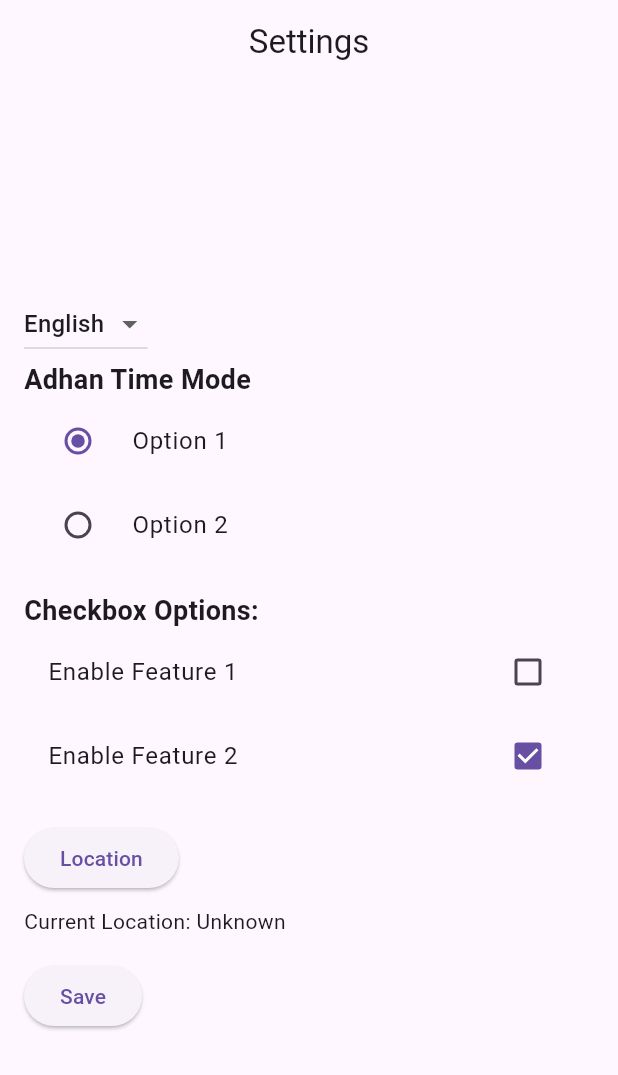
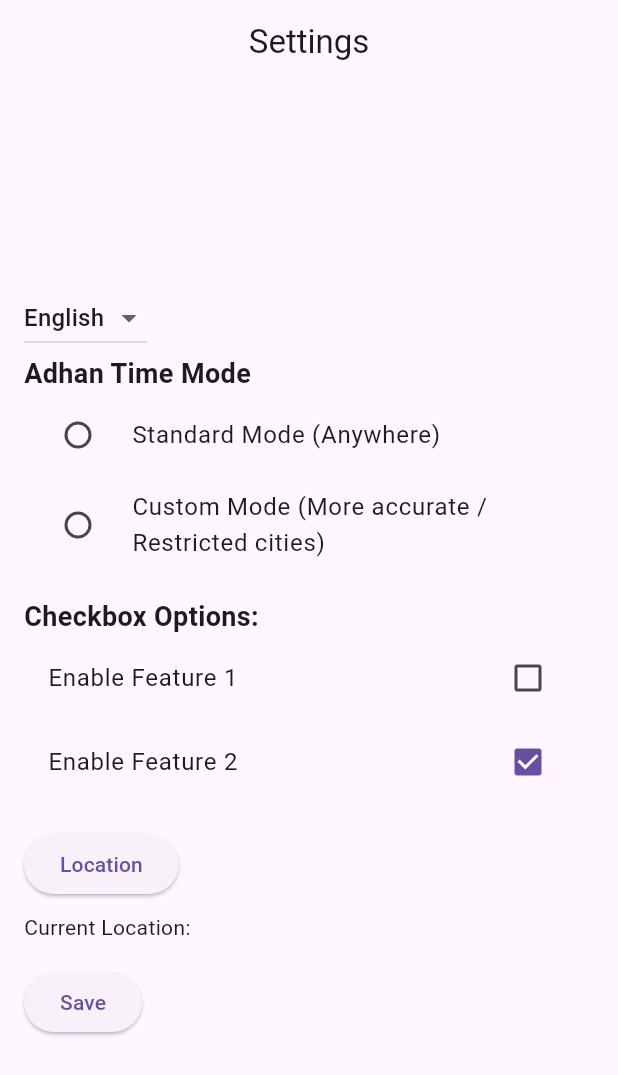
Before and after one commit to walid-rehamnia/adhan_russia, a Flutter app: the SettingsScreen screen opened directly, on a phone screen of 412 x 824 dp. Shown: the top 1075 px of the screen. Run offline on Flutter 3.47's test engine with Material 3 defaults, Android fonts, the phone set to English and light mode, and no system bars; our stand-ins replace adhan, firebase_core, firebase_storage, flutter_local_notifications, geocoding, geolocator and 4 more; missing offline and left inert: flutter_pdfview, jhijri, syncfusion_flutter_pdf; accounts and stored records are empty.

Commit message:
adding setMode option editing settings page ...

```diff
--- a/lib/models/custom_prayer_schedule.dart
+++ b/lib/models/custom_prayer_schedule.dart
@@ -35,7 +35,7 @@ class CustomPrayerSchedule extends PrayerSchedule {
 
     //Load current month data if it doesn't exist
     String jsonData = _preferencesController.calendarMonthlyData.value;
-
+    print(jsonData.runtimeType);
     if (jsonData == "") {
       //delete the old data if exists (meory best practice and avoid confusion with other year same month)
       //load the yearly data from json file
@@ -43,11 +43,13 @@ class CustomPrayerSchedule extends PrayerSchedule {
       //select the current month data and save it to presistent storage
       List<List<String>> monthlyData = yearlyData[currentMonthIndex];
       jsonData = jsonEncode(monthlyData);
+      print(jsonData.runtimeType);
+
       _preferencesController.updatePreference("calendarMonthlyData", jsonData);
     }
-
     //get daily times from monthly saved data
     List<dynamic> decodedData = jsonDecode(jsonData);
+    print(jsonData.runtimeType);
 
     decodedData = decodedData
         .map((innerList) => (innerList as List<dynamic>)
--- a/lib/preferences.dart
+++ b/lib/preferences.dart
@@ -30,7 +30,7 @@ class PreferencesController extends GetxController {
     timingMode.value = prefs.getString('timingMode') ?? '';
     calendarYear.value = prefs.getString('calendarYear') ?? '';
 
-    calendarMonthlyData.value = prefs.getString('calendarYear') ?? '';
+    calendarMonthlyData.value = prefs.getString('calendarMonthlyData') ?? '';
 
     locale.value = prefs.getString('locale') ?? '';
     userLocation.value = prefs.getString('userLocation') ?? '';
--- a/lib/screens/settings.dart
+++ b/lib/screens/settings.dart
@@ -1,7 +1,9 @@
 import 'package:adan_russia/constatnts.dart';
+import 'package:adan_russia/preferences.dart';
 import 'package:adan_russia/utils/utils_location.dart';
 import 'package:flutter/material.dart';
 import 'package:geolocator/geolocator.dart';
+import 'package:get/get.dart';
 
 void main() {
   runApp(MaterialApp(
@@ -16,8 +18,9 @@ class SettingsScreen extends StatefulWidget {
 }
 
 class _SettingsScreenState extends State<SettingsScreen> {
+  late final PreferencesController _preferencesController;
   // Radio choices
-  String selectedRadio = 'Option 1';
+  late final String selectedRadio;
 
   // Checkbox options
   bool enableFeature1 = false;
@@ -27,13 +30,27 @@ class _SettingsScreenState extends State<SettingsScreen> {
   double sliderValue = 50.0;
 
   // Current location
-  String currentLocation = 'Unknown';
+  late final String currentLocation;
 
   // Loading indicator
   bool isLoading = false;
 
   // Application language
-  String currentLanguage = 'English';
+  late String currentLanguage = 'English';
+
+  @override
+  void initState() {
+    _preferencesController = Get.find<PreferencesController>();
+
+    selectedRadio = _preferencesController.timingMode.value;
+    currentLocation = _preferencesController.userLocation.value;
+    print('**********************');
+    print(_preferencesController.locale.value);
+
+    // TODO: implement initState
+    super.initState();
+  }
+
   // Function to save the settings
   void saveSettings() {
     // Implement your logic to save the settings here
@@ -46,8 +63,6 @@ class _SettingsScreenState extends State<SettingsScreen> {
       setState(() {
         isLoading = true;
       });
-
-      simulateAsyncFunction();
 
       Position position = await Geolocator.getCurrentPosition(
           desiredAccuracy: LocationAccuracy.high);
@@ -83,7 +98,7 @@ class _SettingsScreenState extends State<SettingsScreen> {
                 onChanged: (String? newValue) {
                   changeLanguage(newValue!);
                 },
-                items: <String>['English', 'Spanish', 'French', 'German']
+                items: <String>['Arabic', 'English', 'Russian']
                     .map<DropdownMenuItem<String>>((String value) {
                   return DropdownMenuItem<String>(
                     value: value,
@@ -96,22 +111,22 @@ class _SettingsScreenState extends State<SettingsScreen> {
                 style: TextStyle(fontSize: 18, fontWeight: FontWeight.bold),
               ),
               RadioListTile(
-                title: Text('Option 1'),
-                value: 'Option 1',
+                title: Text('Standard Mode (Anywhere)'),
+                value: 'standard',
                 groupValue: selectedRadio,
                 onChanged: (value) {
                   setState(() {
-                    selectedRadio = "value";
+                    selectedRadio = value!;
                   });
                 },
               ),
               RadioListTile(
-                title: Text('Option 2'),
-                value: 'Option 2',
+                title: Text('Custom Mode (More accurate / Restricted cities)'),
+                value: 'custom',
                 groupValue: selectedRadio,
                 onChanged: (value) {
                   setState(() {
-                    selectedRadio = "value";
+                    selectedRadio = value!;
                   });
                 },
               ),
@@ -143,8 +158,9 @@ class _SettingsScreenState extends State<SettingsScreen> {
                 onPressed: () async {
                   await getCoordinates();
                 },
-                child:
-                    isLoading ? CircularProgressIndicator() : Text('Location'),
+                child: isLoading
+                    ? CircularProgressIndicator(color: MAIN_COLOR1)
+                    : Text('Location'),
               ),
               SizedBox(height: 8),
               Text('Current Location: $currentLocation'),
@@ -163,18 +179,4 @@ class _SettingsScreenState extends State<SettingsScreen> {
   }
 }
 
-Future<void> simulateAsyncFunction() async {
-  print('Start of the asynchronous function');
-
-  // Simulating an asynchronous operation with a delay
-  await Future.delayed(Duration(seconds: 5));
-
-  print('After delay of 2 seconds');
-
-  // Simulating another asynchronous operation
-  await Future.delayed(Duration(seconds: 1));
-
-  print('End of the asynchronous function');
-}
-
 changeLanguage(String? s) {}
--- a/lib/utils/utils_data.dart
+++ b/lib/utils/utils_data.dart
@@ -157,7 +157,6 @@ Future<void> checkFirstInstallation() async {
   if (year == '' || year != currentYear) {
     await downloadCalendarData("Nizhny_Novgorod");
     _preferencesController.updatePreference("calendarYear", currentYear);
-    _preferencesController.updatePreference("calendarYear", currentYear);
     _preferencesController.updatePreference(
         "userLocation", "Nizhny Novgorod, Russia");
 
```
Also changed, not shown: lib/models/prayer_schedule.dart (+13 -3 lines).
